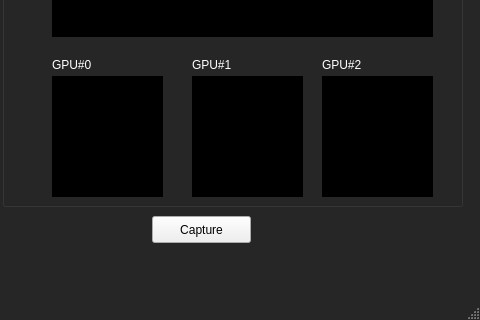
Qt form src/apps/release/RenderingWindow_Gui.ui (EslamAdel/OpenCLParallelRendering) before a commit; both pictures show x 438 to 918 and y 374 to 694 of the 918 by 694 pixel window.
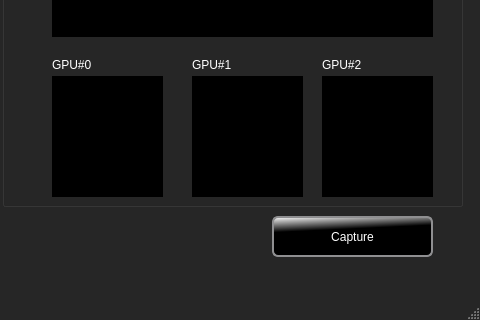
The same form after that commit. Custom widgets are drawn as their Qt base class.

Commit message: Activate Capture Button

```diff
--- a/src/apps/release/RenderingWindow_Gui.ui
+++ b/src/apps/release/RenderingWindow_Gui.ui
@@ -239,12 +239,39 @@
    <widget class="QPushButton" name="captureButton">
     <property name="geometry">
      <rect>
-      <x>590</x>
+      <x>710</x>
       <y>590</y>
-      <width>99</width>
-      <height>27</height>
+      <width>161</width>
+      <height>41</height>
      </rect>
     </property>
+    <property name="styleSheet">
+     <string notr="true">
+QPushButton {
+    border: 2px solid #8f8f91;
+    border-radius: 6px;
+	font: 75 13pt &quot;Ubuntu Condensed&quot;;
+	
+	color: rgb(255, 255, 255);
+	
+	background-color: qlineargradient(spread:pad, x1:0.072, y1:0.381, x2:0, y2:0, stop:0 rgba(0, 0, 0, 255), stop:1 rgba(255, 255, 255, 255));
+    min-width: 80px;
+}
+QPushButton:pressed {
+       background: qlineargradient(x1: 0, y1: 0, x2: 0, y2: 1,
+                                stop: 0 #FAFBFE, stop: 1 #DCDEF1);
+}
+
+/**
+QPushButton:flat {
+    border: none; /* no border for a flat push button */
+/**}
+
+QPushButton:default {
+    border-color: navy; /* make the default button prominent */
+/**}
+**/</string>
+    </property>
     <property name="text">
      <string>Capture</string>
     </property>
```
The commit also changes 4 other files.
